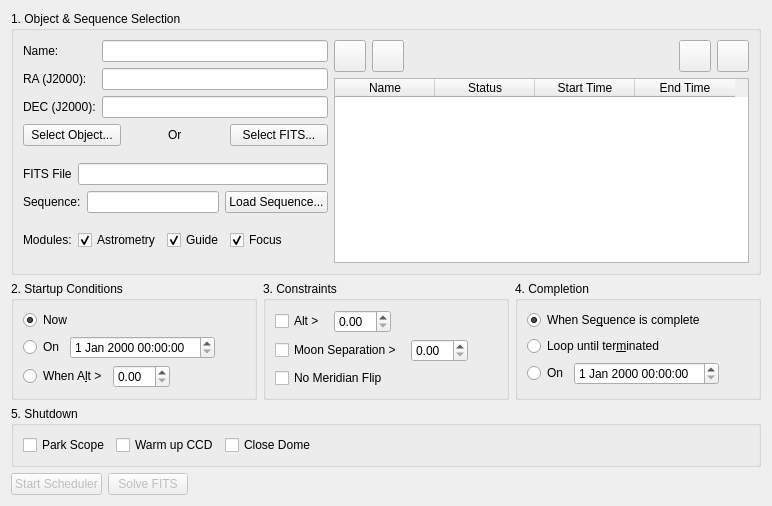
First picture: the form in kstars/ekos/scheduler.ui, repository KDE/kstars, before the edit.
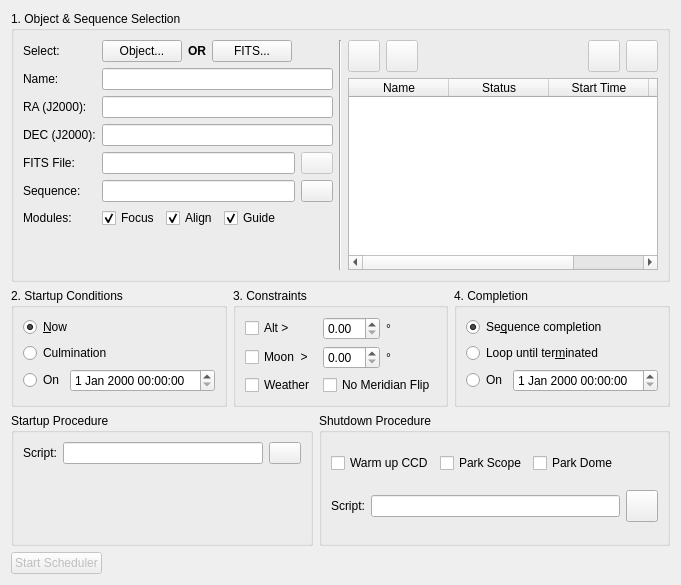
Second picture: the form after the edit. Custom widgets are drawn as their Qt base class.

Commit message: Initial work on rewriting parts of the Ekos scheduler to fit KStars

```diff
--- a/kstars/ekos/scheduler.ui
+++ b/kstars/ekos/scheduler.ui
@@ -6,59 +6,259 @@
    <rect>
     <x>0</x>
     <y>0</y>
-    <width>772</width>
-    <height>506</height>
+    <width>658</width>
+    <height>585</height>
    </rect>
   </property>
-  <layout class="QVBoxLayout" name="verticalLayout_7">
+  <layout class="QVBoxLayout" name="verticalLayout_4">
    <item>
     <widget class="QGroupBox" name="groupBox">
      <property name="title">
       <string>1. Object &amp;&amp; Sequence Selection</string>
      </property>
-     <layout class="QGridLayout" name="gridLayout_4">
-      <item row="0" column="0" colspan="2">
+     <layout class="QHBoxLayout" name="horizontalLayout_17">
+      <item>
        <layout class="QFormLayout" name="formLayout">
         <item row="0" column="0">
+         <widget class="QLabel" name="label_12">
+          <property name="text">
+           <string>Select:</string>
+          </property>
+         </widget>
+        </item>
+        <item row="0" column="1">
+         <layout class="QHBoxLayout" name="horizontalLayout_2">
+          <item>
+           <widget class="QPushButton" name="selectObjectB">
+            <property name="text">
+             <string>Object...</string>
+            </property>
+           </widget>
+          </item>
+          <item>
+           <widget class="QLabel" name="label_6">
+            <property name="text">
+             <string>&lt;b&gt;OR&lt;/b&gt;</string>
+            </property>
+           </widget>
+          </item>
+          <item>
+           <widget class="QPushButton" name="selectFITSB">
+            <property name="text">
+             <string>FITS...</string>
+            </property>
+           </widget>
+          </item>
+          <item>
+           <spacer name="horizontalSpacer_11">
+            <property name="orientation">
+             <enum>Qt::Horizontal</enum>
+            </property>
+            <property name="sizeHint" stdset="0">
+             <size>
+              <width>40</width>
+              <height>20</height>
+             </size>
+            </property>
+           </spacer>
+          </item>
+         </layout>
+        </item>
+        <item row="1" column="0">
          <widget class="QLabel" name="label_7">
           <property name="text">
            <string>Name:</string>
           </property>
          </widget>
         </item>
-        <item row="0" column="1">
-         <widget class="QLineEdit" name="NameEdit"/>
+        <item row="1" column="1">
+         <widget class="QLineEdit" name="nameEdit"/>
         </item>
-        <item row="1" column="0">
+        <item row="2" column="0">
          <widget class="QLabel" name="label">
           <property name="text">
            <string>RA (J2000):</string>
           </property>
          </widget>
         </item>
-        <item row="1" column="1">
-         <widget class="QLineEdit" name="RaEdit"/>
+        <item row="2" column="1">
+         <widget class="dmsBox" name="raBox">
+          <property name="toolTip">
+           <string/>
+          </property>
+         </widget>
         </item>
-        <item row="2" column="0">
+        <item row="3" column="0">
          <widget class="QLabel" name="label_2">
           <property name="text">
            <string>DEC (J2000):</string>
           </property>
          </widget>
         </item>
-        <item row="2" column="1">
-         <widget class="QLineEdit" name="DecEdit"/>
+        <item row="3" column="1">
+         <widget class="dmsBox" name="decBox">
+          <property name="toolTip">
+           <string/>
+          </property>
+         </widget>
         </item>
-       </layout>
-      </item>
-      <item row="0" column="2" rowspan="4">
+        <item row="4" column="0">
+         <widget class="QLabel" name="label_5">
+          <property name="text">
+           <string>FITS File:</string>
+          </property>
+         </widget>
+        </item>
+        <item row="4" column="1">
+         <layout class="QHBoxLayout" name="horizontalLayout_13">
+          <item>
+           <widget class="QLineEdit" name="fitsEdit">
+            <property name="readOnly">
+             <bool>true</bool>
+            </property>
+           </widget>
+          </item>
+          <item>
+           <widget class="QPushButton" name="solveFITSB">
+            <property name="enabled">
+             <bool>false</bool>
+            </property>
+            <property name="maximumSize">
+             <size>
+              <width>32</width>
+              <height>32</height>
+             </size>
+            </property>
+            <property name="toolTip">
+             <string>Solve the FITS image to obtain the central RA &amp; DEC coordinates.</string>
+            </property>
+            <property name="text">
+             <string/>
+            </property>
+           </widget>
+          </item>
+         </layout>
+        </item>
+        <item row="5" column="0">
+         <widget class="QLabel" name="label_3">
+          <property name="text">
+           <string>Sequence:</string>
+          </property>
+         </widget>
+        </item>
+        <item row="5" column="1">
+         <layout class="QHBoxLayout" name="horizontalLayout_15">
+          <item>
+           <widget class="QLineEdit" name="sequenceFile">
+            <property name="enabled">
+             <bool>true</bool>
+            </property>
+            <property name="readOnly">
+             <bool>true</bool>
+            </property>
+           </widget>
+          </item>
+          <item>
+           <widget class="QPushButton" name="loadSequenceB">
+            <property name="maximumSize">
+             <size>
+              <width>32</width>
+              <height>32</height>
+             </size>
+            </property>
+            <property name="toolTip">
+             <string>Load the image sequence queue.</string>
+            </property>
+            <property name="text">
+             <string/>
+            </property>
+           </widget>
+          </item>
+         </layout>
+        </item>
+        <item row="6" column="0">
+         <widget class="QLabel" name="label_4">
+          <property name="toolTip">
+           <string>Select which Ekos modules to be utilized during the observation job</string>
+          </property>
+          <property name="text">
+           <string>Modules:</string>
+          </property>
+         </widget>
+        </item>
+        <item row="6" column="1">
+         <layout class="QHBoxLayout" name="horizontalLayout_11">
+          <item>
+           <widget class="QCheckBox" name="focusModuleCheck">
+            <property name="toolTip">
+             <string>Perform autofocusing before proceeding to the next stage</string>
+            </property>
+            <property name="text">
+             <string>Focus</string>
+            </property>
+            <property name="checked">
+             <bool>true</bool>
+            </property>
+           </widget>
+          </item>
+          <item>
+           <widget class="QCheckBox" name="alignModuleCheck">
+            <property name="toolTip">
+             <string>Perform alignment using astrometry solver before proceeding to the next stage</string>
+            </property>
+            <property name="text">
+             <string>Align</string>
+            </property>
+            <property name="checked">
+             <bool>true</bool>
+            </property>
+           </widget>
+          </item>
+          <item>
+           <widget class="QCheckBox" name="guideModuleCheck">
+            <property name="toolTip">
+             <string>Perform calibration and autoguding before proceeding to the next stage.</string>
+            </property>
+            <property name="text">
+             <string>Guide</string>
+            </property>
+            <property name="checked">
+             <bool>true</bool>
+            </property>
+           </widget>
+          </item>
+          <item>
+           <spacer name="horizontalSpacer_9">
+            <property name="orientation">
+             <enum>Qt::Horizontal</enum>
+            </property>
+            <property name="sizeHint" stdset="0">
+             <size>
+              <width>40</width>
+              <height>20</height>
+             </size>
+            </property>
+           </spacer>
+          </item>
+         </layout>
+        </item>
+       </layout>
+      </item>
+      <item>
+       <widget class="Line" name="line">
+        <property name="orientation">
+         <enum>Qt::Vertical</enum>
+        </property>
+       </widget>
+      </item>
+      <item>
        <layout class="QVBoxLayout" name="verticalLayout">
         <item>
          <layout class="QHBoxLayout" name="horizontalLayout_14">
           <item>
            <widget class="QPushButton" name="addToQueueB">
             <property name="enabled">
-             <bool>true</bool>
+             <bool>false</bool>
             </property>
             <property name="minimumSize">
              <size>
@@ -80,7 +280,7 @@
           <item>
            <widget class="QPushButton" name="removeFromQueueB">
             <property name="enabled">
-             <bool>true</bool>
+             <bool>false</bool>
             </property>
             <property name="minimumSize">
              <size>
@@ -114,6 +314,9 @@
           </item>
           <item>
            <widget class="QPushButton" name="queueLoadB">
+            <property name="enabled">
+             <bool>false</bool>
+            </property>
             <property name="minimumSize">
              <size>
               <width>32</width>
@@ -134,7 +337,7 @@
           <item>
            <widget class="QPushButton" name="queueSaveAsB">
             <property name="enabled">
-             <bool>true</bool>
+             <bool>false</bool>
             </property>
             <property name="minimumSize">
              <size>
@@ -184,138 +387,10 @@
         </item>
        </layout>
       </item>
-      <item row="1" column="0" colspan="2">
-       <layout class="QHBoxLayout" name="horizontalLayout_2">
-        <item>
-         <widget class="QPushButton" name="SelectButton">
-          <property name="text">
-           <string>Select Object...</string>
-          </property>
-         </widget>
-        </item>
-        <item alignment="Qt::AlignHCenter">
-         <widget class="QLabel" name="label_6">
-          <property name="text">
-           <string>Or</string>
-          </property>
-         </widget>
-        </item>
-        <item>
-         <widget class="QPushButton" name="selectFITSButton">
-          <property name="text">
-           <string>Select FITS...</string>
-          </property>
-         </widget>
-        </item>
-       </layout>
-      </item>
-      <item row="2" column="0" rowspan="2" colspan="2">
-       <layout class="QGridLayout" name="gridLayout_3">
-        <item row="0" column="0">
-         <layout class="QGridLayout" name="gridLayout_2">
-          <item row="0" column="0">
-           <layout class="QGridLayout" name="gridLayout">
-            <item row="0" column="0">
-             <widget class="QLabel" name="label_5">
-              <property name="text">
-               <string>FITS File</string>
-              </property>
-             </widget>
-            </item>
-            <item row="0" column="1">
-             <widget class="QLineEdit" name="FITSEdit"/>
-            </item>
-           </layout>
-          </item>
-          <item row="1" column="0">
-           <layout class="QHBoxLayout" name="horizontalLayout_3">
-            <item>
-             <widget class="QLabel" name="label_3">
-              <property name="text">
-               <string>Sequence:</string>
-              </property>
-             </widget>
-            </item>
-            <item>
-             <widget class="QLineEdit" name="FileNameEdit">
-              <property name="enabled">
-               <bool>true</bool>
-              </property>
-             </widget>
-            </item>
-            <item>
-             <widget class="QPushButton" name="LoadButton">
-              <property name="text">
-               <string>Load Sequence...</string>
-              </property>
-             </widget>
-            </item>
-           </layout>
-          </item>
-         </layout>
-        </item>
-        <item row="1" column="0">
-         <layout class="QHBoxLayout" name="horizontalLayout_11">
-          <item>
-           <widget class="QLabel" name="label_4">
-            <property name="text">
-             <string>Modules:</string>
-            </property>
-           </widget>
-          </item>
-          <item>
-           <widget class="QCheckBox" name="alignCheck">
-            <property name="text">
-             <string>Astrometry</string>
-            </property>
-            <property name="checked">
-             <bool>true</bool>
-            </property>
-           </widget>
-          </item>
-          <item>
-           <widget class="QCheckBox" name="guideCheck">
-            <property name="text">
-             <string>Guide</string>
-            </property>
-            <property name="checked">
-             <bool>true</bool>
-            </property>
-           </widget>
-          </item>
-          <item>
-           <widget class="QCheckBox" name="focusButton">
-            <property name="text">
-             <string>Focus</string>
-            </property>
-            <property name="checked">
-             <bool>true</bool>
-            </property>
-           </widget>
-          </item>
-          <item>
-           <spacer name="horizontalSpacer_9">
-            <property name="orientation">
-             <enum>Qt::Horizontal</enum>
-            </property>
-            <property name="sizeHint" stdset="0">
-             <size>
-              <width>40</width>
-              <height>20</height>
-             </size>
-            </property>
-           </spacer>
-          </item>
-         </layout>
-        </item>
-       </layout>
-      </item>
      </layout>
      <zorder></zorder>
     </widget>
    </item>
-   <item>
-    <layout class="QVBoxLayout" name="verticalLayout_6">
      <item>
       <layout class="QHBoxLayout" name="horizontalLayout_9">
        <item>
@@ -327,13 +402,27 @@
           <item>
            <widget class="QRadioButton" name="NowButton">
             <property name="text">
-             <string>Now</string>
+           <string>&amp;Now</string>
             </property>
             <property name="checked">
              <bool>true</bool>
             </property>
            </widget>
           </item>
+        <item>
+         <layout class="QHBoxLayout" name="horizontalLayout_5">
+          <item>
+           <widget class="QRadioButton" name="altConditionR">
+            <property name="toolTip">
+             <string>&lt;html&gt;&lt;head/&gt;&lt;body&gt;&lt;p&gt;Start the observation job when the object reaches culmination.&lt;/p&gt;&lt;/body&gt;&lt;/html&gt;</string>
+            </property>
+            <property name="text">
+             <string>Culmination</string>
+            </property>
+           </widget>
+          </item>
+         </layout>
+        </item>
           <item>
            <layout class="QHBoxLayout" name="horizontalLayout_4">
             <item>
@@ -361,33 +450,6 @@
             </item>
            </layout>
           </item>
-          <item>
-           <layout class="QHBoxLayout" name="horizontalLayout_5">
-            <item>
-             <widget class="QRadioButton" name="altButton">
-              <property name="text">
-               <string>When A&amp;lt &gt;</string>
-              </property>
-             </widget>
-            </item>
-            <item>
-             <widget class="QDoubleSpinBox" name="doubleSpinBox"/>
-            </item>
-            <item>
-             <spacer name="horizontalSpacer_4">
-              <property name="orientation">
-               <enum>Qt::Horizontal</enum>
-              </property>
-              <property name="sizeHint" stdset="0">
-               <size>
-                <width>40</width>
-                <height>20</height>
-               </size>
-              </property>
-             </spacer>
-            </item>
-           </layout>
-          </item>
          </layout>
         </widget>
        </item>
@@ -396,63 +458,70 @@
          <property name="title">
           <string>3. Constraints</string>
          </property>
-         <layout class="QVBoxLayout" name="verticalLayout_4">
-          <item>
-           <layout class="QHBoxLayout" name="horizontalLayout_6">
-            <item>
-             <widget class="QCheckBox" name="checkBox_4">
+       <layout class="QGridLayout" name="gridLayout">
+        <item row="0" column="0">
+         <widget class="QCheckBox" name="altConstraintCheck">
+          <property name="toolTip">
+           <string>The object's altitude must remain equal or higher than the given value.</string>
+          </property>
               <property name="text">
                <string>Alt &gt; </string>
               </property>
              </widget>
             </item>
+        <item row="0" column="1">
+         <layout class="QHBoxLayout" name="horizontalLayout_6">
             <item>
              <widget class="QDoubleSpinBox" name="doubleSpinBox_2"/>
             </item>
             <item>
-             <spacer name="horizontalSpacer_5">
-              <property name="orientation">
-               <enum>Qt::Horizontal</enum>
-              </property>
-              <property name="sizeHint" stdset="0">
-               <size>
-                <width>40</width>
-                <height>20</height>
-               </size>
-              </property>
-             </spacer>
+           <widget class="QLabel" name="label_10">
+            <property name="text">
+             <string>°</string>
+            </property>
+           </widget>
             </item>
            </layout>
           </item>
-          <item>
+        <item row="1" column="1">
            <layout class="QHBoxLayout" name="horizontalLayout_7">
             <item>
-             <widget class="QCheckBox" name="moonSepBox">
+           <widget class="QDoubleSpinBox" name="moonSeparation"/>
+          </item>
+          <item>
+           <widget class="QLabel" name="label_11">
               <property name="text">
-               <string>Moon Separation &gt; </string>
+             <string>°</string>
               </property>
              </widget>
             </item>
-            <item>
-             <widget class="QDoubleSpinBox" name="doubleSpinBox_3"/>
-            </item>
-            <item>
-             <spacer name="horizontalSpacer_6">
-              <property name="orientation">
-               <enum>Qt::Horizontal</enum>
-              </property>
-              <property name="sizeHint" stdset="0">
-               <size>
-                <width>40</width>
-                <height>20</height>
-               </size>
-              </property>
-             </spacer>
-            </item>
-           </layout>
-          </item>
-          <item>
-           <widget class="QCheckBox" name="merFlipBox">
+         </layout>
+        </item>
+        <item row="1" column="0">
+         <widget class="QCheckBox" name="moonSeparationCheck">
+          <property name="toolTip">
+           <string>The moon separation must remain equal to or higher than the given value.</string>
+          </property>
+          <property name="text">
+           <string>Moon  &gt; </string>
+          </property>
+         </widget>
+        </item>
+        <item row="2" column="0">
+         <widget class="QCheckBox" name="weatherB">
+          <property name="toolTip">
+           <string>Weather condition must remain safe</string>
+          </property>
+          <property name="text">
+           <string>Weather</string>
+          </property>
+         </widget>
+        </item>
+        <item row="2" column="1">
+         <widget class="QCheckBox" name="noMeridianFlipCheck">
+          <property name="toolTip">
+           <string>Do not track past the meridian.</string>
+          </property>
             <property name="text">
              <string>No Meridian Flip</string>
             </property>
@@ -470,7 +539,7 @@
           <item>
            <widget class="QRadioButton" name="seqCompButton">
             <property name="text">
-             <string>When Se&amp;quence is complete</string>
+           <string>Se&amp;quence completion</string>
             </property>
             <property name="checked">
              <bool>true</bool>
@@ -517,21 +586,71 @@
       </layout>
      </item>
      <item>
+    <layout class="QHBoxLayout" name="horizontalLayout_10">
+     <item>
+      <widget class="QGroupBox" name="groupBox_2">
+       <property name="toolTip">
+        <string>One-time startup script to be executed before starting Ekos devices</string>
+       </property>
+       <property name="title">
+        <string>Startup Procedure</string>
+       </property>
+       <layout class="QVBoxLayout" name="verticalLayout_6">
+        <item>
+         <layout class="QHBoxLayout" name="horizontalLayout_12">
+          <item>
+           <widget class="QLabel" name="label_8">
+            <property name="text">
+             <string>Script:</string>
+            </property>
+           </widget>
+          </item>
+          <item>
+           <widget class="QLineEdit" name="startupScript">
+            <property name="readOnly">
+             <bool>true</bool>
+            </property>
+           </widget>
+          </item>
+          <item>
+           <widget class="QPushButton" name="selectStartupScriptB">
+            <property name="maximumSize">
+             <size>
+              <width>32</width>
+              <height>32</height>
+             </size>
+            </property>
+            <property name="text">
+             <string/>
+            </property>
+           </widget>
+          </item>
+         </layout>
+        </item>
+        <item>
+         <spacer name="verticalSpacer">
+          <property name="orientation">
+           <enum>Qt::Vertical</enum>
+          </property>
+          <property name="sizeHint" stdset="0">
+           <size>
+            <width>20</width>
+            <height>19</height>
+           </size>
+          </property>
+         </spacer>
+        </item>
+       </layout>
+      </widget>
+     </item>
+     <item>
       <widget class="QGroupBox" name="groupBox_10">
        <property name="title">
-        <string>5. Shutdown</string>
+        <string>Shutdown Procedure</string>
        </property>
-       <layout class="QHBoxLayout" name="horizontalLayout">
+       <layout class="QVBoxLayout" name="verticalLayout_2">
         <item>
-         <widget class="QCheckBox" name="parkCheck">
-          <property name="enabled">
-           <bool>true</bool>
-          </property>
-          <property name="text">
-           <string>Park Scope</string>
-          </property>
-         </widget>
-        </item>
+         <layout class="QHBoxLayout" name="horizontalLayout_3">
         <item>
          <widget class="QCheckBox" name="warmCCDCheck">
           <property name="enabled">
@@ -542,13 +661,26 @@
           </property>
          </widget>
         </item>
+          <item>
+           <widget class="QCheckBox" name="parkCheck">
+            <property name="enabled">
+             <bool>true</bool>
+            </property>
+            <property name="toolTip">
+             <string>Park telescope to home position.</string>
+            </property>
+            <property name="text">
+             <string>Park Scope</string>
+            </property>
+           </widget>
+          </item>
         <item>
          <widget class="QCheckBox" name="closeDomeCheck">
           <property name="enabled">
            <bool>true</bool>
           </property>
           <property name="text">
-           <string>Close Dome</string>
+             <string>Park Dome</string>
           </property>
          </widget>
         </item>
@@ -566,12 +698,45 @@
          </spacer>
         </item>
        </layout>
-      </widget>
-     </item>
-    </layout>
-   </item>
+        </item>
+        <item>
+         <layout class="QHBoxLayout" name="horizontalLayout">
+          <item>
+           <widget class="QLabel" name="label_13">
+            <property name="text">
+             <string>Script:</string>
+            </property>
+           </widget>
+          </item>
+          <item>
+           <widget class="QLineEdit" name="shutdownScript">
+            <property name="readOnly">
+             <bool>true</bool>
+            </property>
+           </widget>
+          </item>
+          <item>
+           <widget class="QPushButton" name="selectShutdownScriptB">
+            <property name="maximumSize">
+             <size>
+              <width>32</width>
+              <height>32</height>
+             </size>
+            </property>
+            <property name="text">
+             <string/>
+            </property>
+           </widget>
+          </item>
+         </layout>
+        </item>
+       </layout>
+      </widget>
+     </item>
+    </layout>
+   </item>
    <item>
-    <layout class="QHBoxLayout" name="horizontalLayout_10">
+    <layout class="QHBoxLayout" name="bottomLayout">
      <item>
       <widget class="QPushButton" name="startButton">
        <property name="enabled">
@@ -582,16 +747,6 @@
        </property>
       </widget>
      </item>
-     <item>
-      <widget class="QPushButton" name="SolveFITSB">
-       <property name="enabled">
-        <bool>false</bool>
-       </property>
-       <property name="text">
-        <string>Solve FITS</string>
-       </property>
-      </widget>
-     </item>
      <item>
       <spacer name="horizontalSpacer_2">
        <property name="orientation">
@@ -609,6 +764,14 @@
    </item>
   </layout>
  </widget>
+ <customwidgets>
+  <customwidget>
+   <class>dmsBox</class>
+   <extends>QLineEdit</extends>
+   <header>widgets/dmsbox.h</header>
+   <container>1</container>
+  </customwidget>
+ </customwidgets>
  <resources/>
  <connections/>
 </ui>
```
Left out of the diff: 44 changed lines with no effect on the pictures. Lines whose indentation alone changed are shown as unchanged. The commit also changes 5 other files.
